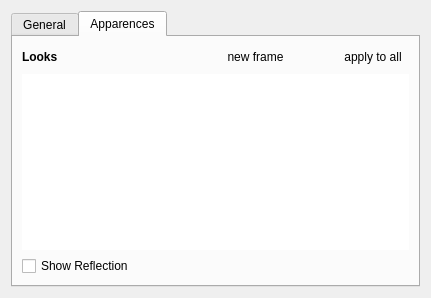
Above: Canvas/AbstractConfig.ui from enricoros/fotowall before the change. Below: the same form after it.
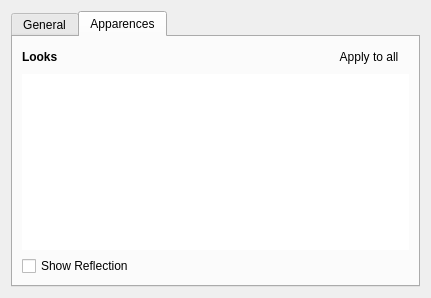
That is the form after the change. The open tabs and pages were chosen to show the change. Icons and pictures are not drawn.

Commit message: Remove frames action created

What changed in the file:
```diff
--- a/Canvas/AbstractConfig.ui
+++ b/Canvas/AbstractConfig.ui
@@ -232,25 +232,62 @@
            </property>
           </widget>
          </item>
+         <item>
+          <spacer name="horizontalSpacer_3">
+           <property name="orientation">
+            <enum>Qt::Horizontal</enum>
+           </property>
+           <property name="sizeHint" stdset="0">
+            <size>
+             <width>40</width>
+             <height>20</height>
+            </size>
+           </property>
+          </spacer>
+         </item>
          <item>
           <widget class="QPushButton" name="newFrame">
            <property name="text">
-            <string>new frame</string>
+            <string/>
            </property>
+           <property name="icon">
+            <iconset resource="../fotowall.qrc">
+             <normaloff>:/data/action-add.png</normaloff>:/data/action-add.png</iconset>
+           </property>
+           <property name="default">
+            <bool>false</bool>
+           </property>
            <property name="flat">
             <bool>true</bool>
            </property>
           </widget>
          </item>
          <item>
-          <widget class="QToolButton" name="lookApplyAll">
+          <widget class="QPushButton" name="removeFrame">
+           <property name="toolTip">
+            <string>Remove a frame from the list</string>
+           </property>
            <property name="text">
-            <string>apply to all</string>
+            <string/>
            </property>
-           <property name="toolButtonStyle">
-            <enum>Qt::ToolButtonTextBesideIcon</enum>
+           <property name="icon">
+            <iconset resource="../fotowall.qrc">
+             <normaloff>:/data/action-delete.png</normaloff>:/data/action-delete.png</iconset>
            </property>
-           <property name="autoRaise">
+           <property name="flat">
+            <bool>true</bool>
+           </property>
+          </widget>
+         </item>
+         <item>
+          <widget class="QPushButton" name="lookApplyAll">
+           <property name="text">
+            <string>Apply to all</string>
+           </property>
+           <property name="autoRepeatInterval">
+            <number>100</number>
+           </property>
+           <property name="flat">
             <bool>true</bool>
            </property>
           </widget>
```
Left out of the diff: 29 changed lines with no effect on the pictures. The commit also changes 4 other files.
